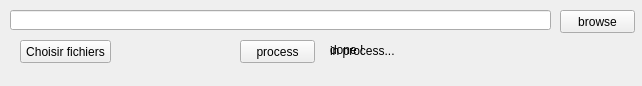
The window that ihm.ui (Silous888/999_patchFrAuto) describes before a commit, drawn with Qt 5.
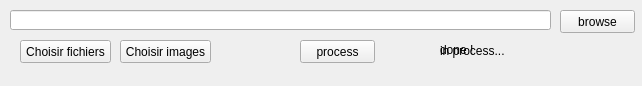
The same window after the commit. Icons and pictures are not drawn. Custom widgets are drawn as their Qt base class.

Commit message: ajout bouton et class pour choix image, code de la fenetre identique au patch du texte pour l'instant

The edit to the form file:
```diff
--- a/ihm.ui
+++ b/ihm.ui
@@ -36,7 +36,7 @@
    <widget class="QPushButton" name="pushButton_process">
     <property name="geometry">
      <rect>
-      <x>240</x>
+      <x>300</x>
       <y>40</y>
       <width>75</width>
       <height>23</height>
@@ -68,9 +68,9 @@
    <widget class="QLabel" name="label_done">
     <property name="geometry">
      <rect>
-      <x>330</x>
+      <x>440</x>
       <y>40</y>
-      <width>51</width>
+      <width>121</width>
       <height>20</height>
      </rect>
     </property>
@@ -81,9 +81,9 @@
    <widget class="QLabel" name="label_process">
     <property name="geometry">
      <rect>
-      <x>330</x>
+      <x>440</x>
       <y>40</y>
-      <width>301</width>
+      <width>191</width>
       <height>21</height>
      </rect>
     </property>
@@ -114,6 +114,19 @@
      <string>Choisir fichiers</string>
     </property>
    </widget>
+   <widget class="QPushButton" name="pushButton_choix_image">
+    <property name="geometry">
+     <rect>
+      <x>120</x>
+      <y>40</y>
+      <width>91</width>
+      <height>23</height>
+     </rect>
+    </property>
+    <property name="text">
+     <string>Choisir images</string>
+    </property>
+   </widget>
   </widget>
  </widget>
  <customwidgets>
```
The commit also changes 3 other files.
